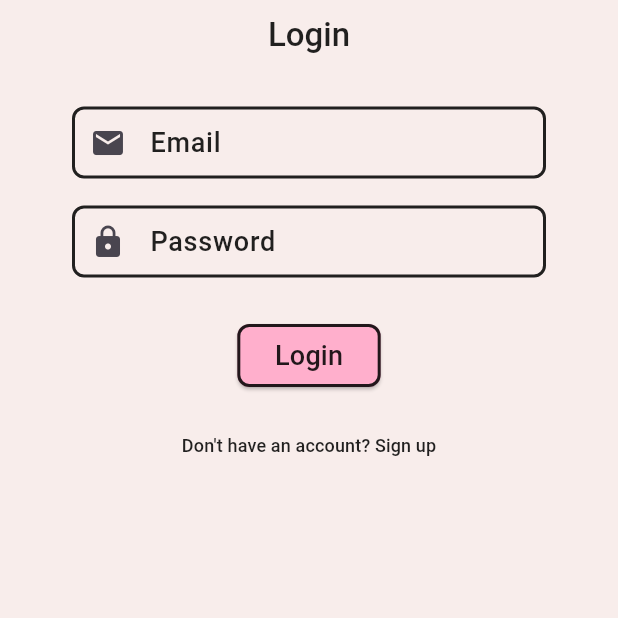
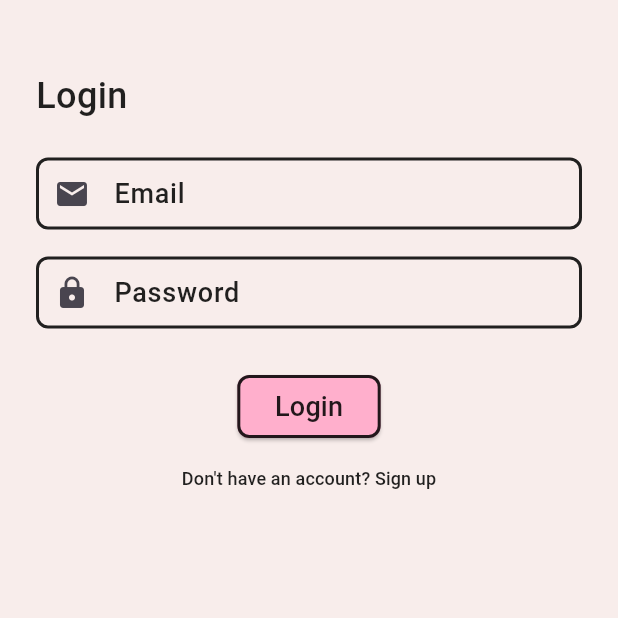
Before and after one commit to XxThunderBlastxX/ayna_ws, a Flutter app: the LoginScreen screen opened by its route, on a phone screen of 412 x 824 dp, the top half of it. Run offline on Flutter 3.47's test engine with Material 3 defaults, Android fonts, the phone set to English and light mode, and no system bars; our stand-ins replace dartz, equatable, flutter_bloc, gap, get_it, go_router and 3 more; accounts and stored records are empty.

Commit message:
Refactored UI and fixed auth bloc

```diff
--- a/lib/src/feature/auth/presentation/screens/auth_screen.dart
+++ b/lib/src/feature/auth/presentation/screens/auth_screen.dart
@@ -70,7 +70,7 @@ class _AuthScreenState extends State<AuthScreen> {
             SizedBox(
               width: double.infinity,
               child: ElevatedButton(
-                onPressed: () => context.go('/auth/signup'),
+                onPressed: () => context.push('/auth/signup'),
                 child: Text(
                   'SIGN UP',
                   style: AppTheme.theme.textTheme.labelMedium!.copyWith(
--- a/lib/src/feature/auth/presentation/screens/login_screen.dart
+++ b/lib/src/feature/auth/presentation/screens/login_screen.dart
@@ -5,10 +5,7 @@ import 'package:gap/gap.dart';
 import 'package:go_router/go_router.dart';
 
 import '../../../../app/common/widget/styled_form_field.dart';
-import '../../../../app/service/service_locator.dart';
-import '../../../../app/service/supabase_service.dart';
 import '../../../../app/theme/theme.dart';
-import '../../data/repository/auth_repository.dart';
 import '../bloc/auth_bloc.dart';
 
 class LoginScreen extends StatefulWidget {
@@ -38,11 +35,7 @@ class _LoginScreenState extends State<LoginScreen> {
 
   @override
   Widget build(BuildContext context) {
-    return BlocProvider(
-      create: (context) => AuthBloc(
-        authRepo: AuthRepository(client: sl<SupabaseService>().client),
-      ),
-      child: BlocConsumer<AuthBloc, AuthState>(
+    return BlocConsumer<AuthBloc, AuthState>(
       listener: (context, state) {
         if (state is AuthSuccess) {
           context.go("/home");
@@ -55,17 +48,18 @@ class _LoginScreenState extends State<LoginScreen> {
       },
       builder: (context, state) {
         return Scaffold(
-            appBar: AppBar(
-              title: Text(
+          appBar: AppBar(),
+          body: Padding(
+            padding: const EdgeInsets.symmetric(horizontal: 24.0),
+            child: Column(
+              crossAxisAlignment: CrossAxisAlignment.start,
+              children: [
+                Text(
                   'Login',
-                style: AppTheme.theme.textTheme.labelLarge,
+                  style: AppTheme.theme.textTheme.displayLarge,
                 ),
-            ),
-            body: Padding(
-              padding: const EdgeInsets.all(24.0),
-              child: Form(
-                child: Padding(
-                  padding: const EdgeInsets.symmetric(horizontal: 24.0),
+                const Gap(24),
+                Form(
                   child: Column(
                     children: [
                       StyledFormField(
@@ -100,7 +94,6 @@ class _LoginScreenState extends State<LoginScreen> {
                                 ),
                               ),
                             ),
-                      const Gap(12),
                       TextButton(
                         onPressed: () => context.push('/signup'),
                         child: Text(
@@ -111,11 +104,11 @@ class _LoginScreenState extends State<LoginScreen> {
                     ],
                   ),
                 ),
+              ],
             ),
           ),
         );
       },
-      ),
     );
   }
 }
```
Also changed, not shown: lib/src/app/app.dart (+14 -1 lines), lib/src/feature/auth/presentation/screens/signup_screen.dart (+12 -13 lines). Lines whose indentation alone changed are shown as unchanged.
